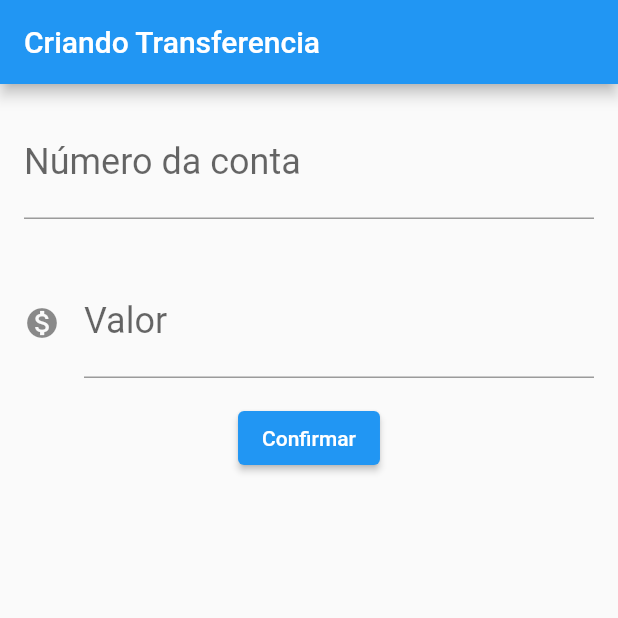
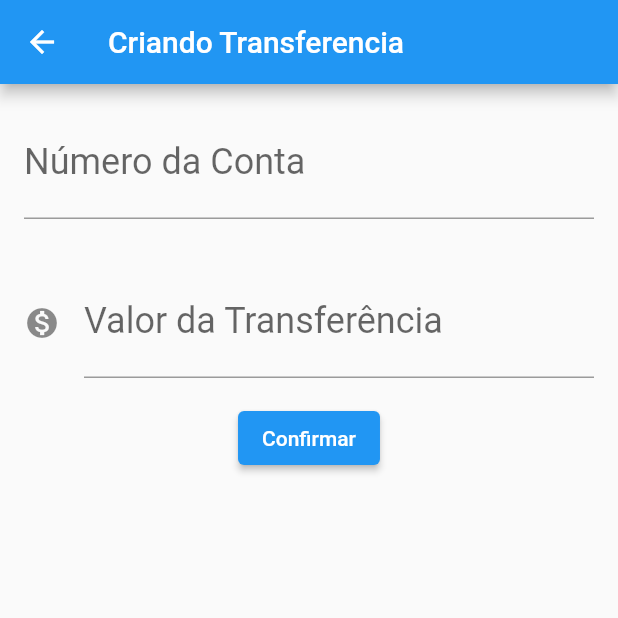
Before and after one commit to fernando2dias/curso_flutter, a Flutter app: the FormularioTransferencia screen opened directly, after a tap on "Confirmar", on a phone screen of 412 x 824 dp, the top half of it. Run offline on Flutter 3.47's test engine with Material 2 defaults, Android fonts, the phone set to English and light mode, and no system bars.

```diff
--- a/lib/main.dart
+++ b/lib/main.dart
@@ -9,7 +9,7 @@ class BytebankApp extends StatelessWidget {
   Widget build(BuildContext context) {
     return MaterialApp(
       home: Scaffold(
-        body: FormularioTransferencia(),
+        body: ListaTransferencias(),
       ),
     );
   }
@@ -27,49 +27,54 @@ class FormularioTransferencia extends StatelessWidget {
         appBar: AppBar(title: Text('Criando Transferencia')),
         body: Column(
           children: [
-            Padding(
-              padding: const EdgeInsets.all(16.0),
-              child: TextField(
-                controller: _controladorCampoNumeroConta,
-                style: TextStyle(
-                    fontSize: 24.0
-                ),
-                decoration: InputDecoration(
-                  labelText: 'Número da conta',
-                  hintText: '0000',
-                ),
-                keyboardType: TextInputType.number,
-              ),
-            ),
-            Padding(
-              padding: const EdgeInsets.all(16.0),
-              child: TextField(
-                controller: _controladorCampoValor,
-                style: TextStyle(
-                    fontSize: 24.0
-                ),
-                decoration: InputDecoration(
-                  labelText: 'Valor',
-                  hintText: '0.00',
-                  icon: Icon(Icons.monetization_on),
-                ),
-                keyboardType: TextInputType.number,
-              ),
-            ),
+            Editor(controlador: _controladorCampoNumeroConta, rotulo: 'Número da Conta', dica: '0000'),
+            Editor(controlador: _controladorCampoValor, rotulo:  'Valor da Transferência', dica: '0.00', icone: Icons.monetization_on),
             ElevatedButton(
               child: Text('Confirmar'),
-              onPressed: () {
-                debugPrint('clicou nesta merda _criaTransferencia(context)');
-                final int numeroConta = int.tryParse(_controladorCampoNumeroConta.text);
-                final double valor = double.tryParse(_controladorCampoValor.text);
-                if(numeroConta != null && valor != null){
-                  final transferenciaCriada = Transferencia(valor, numeroConta);
-                  debugPrint('$transferenciaCriada');
-                }
-              },
+              onPressed: () => _criaTranferencia(context),
             ),
           ],
         ),
+    );
+  }
+
+  void _criaTranferencia(BuildContext context) {
+    final int numeroConta = int.tryParse(_controladorCampoNumeroConta.text);
+    final double valor = double.tryParse(_controladorCampoValor.text);
+    if(numeroConta != null && valor != null){
+      final transferenciaCriada = Transferencia(valor, numeroConta);
+      debugPrint('$transferenciaCriada');
+      Navigator.pop(context, transferenciaCriada);
+    }
+
+  }
+}
+
+
+class Editor extends StatelessWidget {
+  final TextEditingController controlador;
+  final String rotulo;
+  final String dica;
+  final IconData icone;
+
+  Editor({this.controlador, this.rotulo, this.dica, this.icone});
+
+  @override
+  Widget build(BuildContext context) {
+    return Padding(
+      padding: const EdgeInsets.all(16.0),
+      child: TextField(
+        controller: controlador,
+        style: TextStyle(
+            fontSize: 24.0
+        ),
+        decoration: InputDecoration(
+          icon: icone != null ? Icon(icone):null,
+          labelText: rotulo,
+          hintText: dica,
+        ),
+        keyboardType: TextInputType.number,
+      ),
     );
   }
 }
@@ -88,11 +93,19 @@ class ListaTransferencias extends StatelessWidget{
         ],
       ),
       floatingActionButton: FloatingActionButton(
+        onPressed: () {
+          final Future<Transferencia> future = Navigator.push(context, MaterialPageRoute(builder: (context){
+            return FormularioTransferencia();
+          }));
+          future.then((tranferenciaRecebida) => debugPrint('$tranferenciaRecebida'));
+        },
         child: Icon(Icons.add),
       ),
     );
   }
 }
+
+
 
 
 class ItemTransferencia extends StatelessWidget{
```
